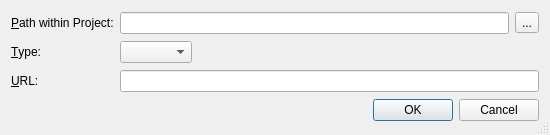
Qt form Plugins/VcsPlugins/vcsMercurial/HgAddSubrepositoryDialog.ui (testmana2/test) before a commit.
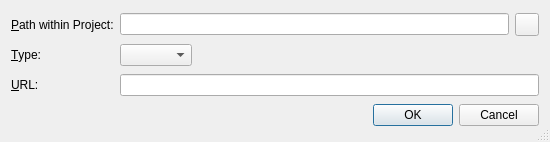
The same form after that commit.

Diff of the .ui file:
```diff
--- a/Plugins/VcsPlugins/vcsMercurial/HgAddSubrepositoryDialog.ui
+++ b/Plugins/VcsPlugins/vcsMercurial/HgAddSubrepositoryDialog.ui
@@ -7,7 +7,7 @@
     <x>0</x>
     <y>0</y>
     <width>550</width>
-    <height>135</height>
+    <height>142</height>
    </rect>
   </property>
   <property name="windowTitle">
@@ -41,9 +41,6 @@
        <property name="toolTip">
         <string>Select the path of the sub-repository with a directory selection dialog</string>
        </property>
-       <property name="text">
-        <string notr="true">...</string>
-       </property>
       </widget>
      </item>
     </layout>
```
